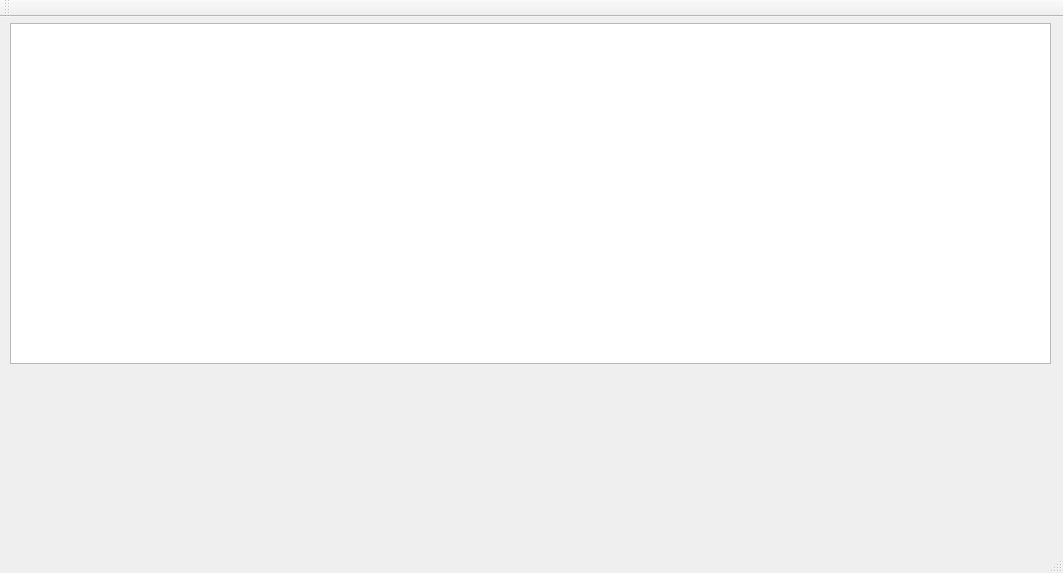
Before: the Qt Designer form VisualStudioUninstaller/visualstudiouninstaller.ui in zhaihm/VisualStudioUninstaller, drawn with Qt 5.
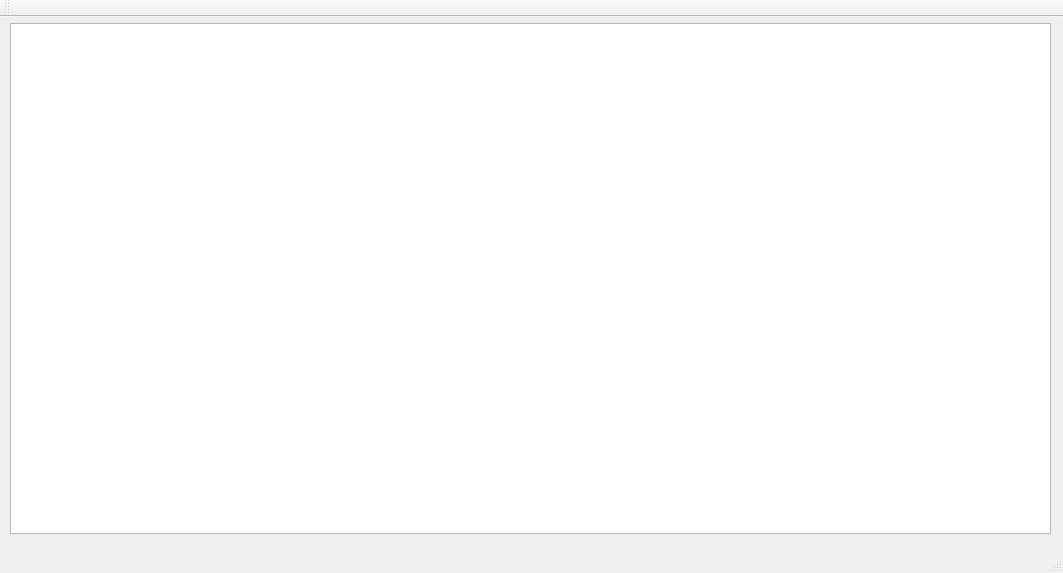
After: the same form once the commit is applied.

Commit message: set table uneditable, select by rows, sortable

Diff of the .ui file:
```diff
--- a/VisualStudioUninstaller/visualstudiouninstaller.ui
+++ b/VisualStudioUninstaller/visualstudiouninstaller.ui
@@ -20,7 +20,7 @@
       <x>10</x>
       <y>6</y>
       <width>1041</width>
-      <height>341</height>
+      <height>511</height>
      </rect>
     </property>
    </widget>
```
The commit also changes 1 other file.
